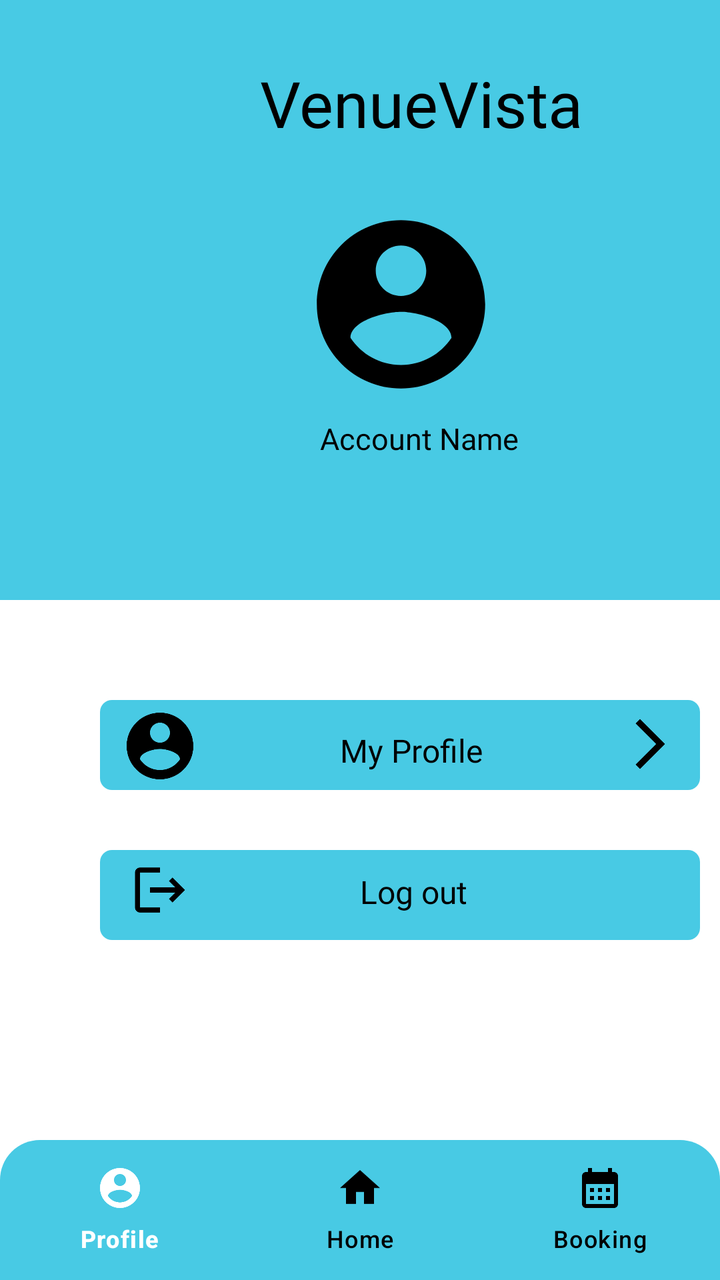
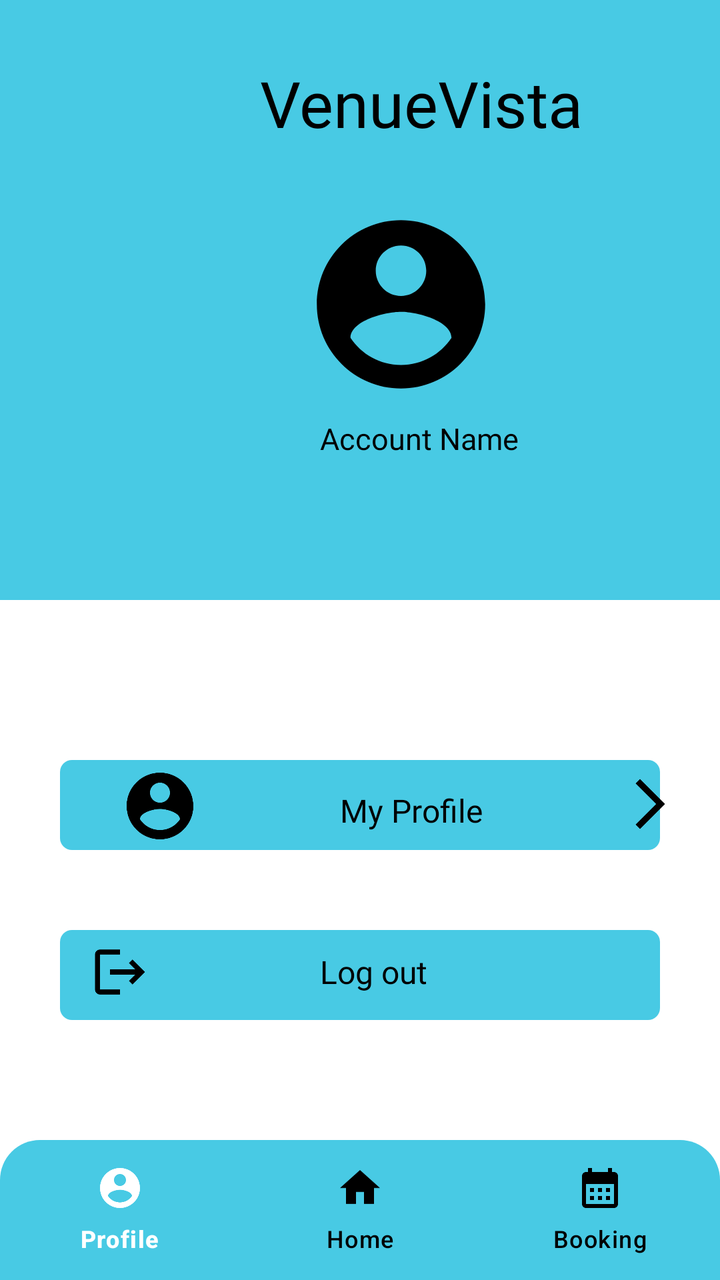

Screens rendered from an Android XML layout before and after an edit, with the pre-edit source and the edit as a unified diff.
<!-- AndroidManifest.xml: application theme Theme.VenueVista -->
<!-- res/layout/activiy_main_profile.xml -->
<?xml version="1.0" encoding="utf-8"?>
<RelativeLayout
    xmlns:android="http://schemas.android.com/apk/res/android"
    xmlns:app="http://schemas.android.com/apk/res-auto"
    xmlns:tools="http://schemas.android.com/tools"
    android:layout_width="match_parent"
    android:layout_height="match_parent"
    android:background="@color/white"
    tools:context=".MainProfileActivity">

    
    <Toolbar
        android:id="@+id/top_toolbar"
        android:layout_width="match_parent"
        android:layout_height="300dp"
        android:background="@color/lightblue" />


    <TextView
        android:layout_width="wrap_content"
        android:layout_height="wrap_content"
        android:layout_gravity="center"
        android:layout_marginTop="20dp"
        android:layout_marginLeft="120dp"
        android:fontFamily="@font/bree_serif"
        android:padding="10dp"
        android:text="VenueVista"
        android:textSize="32sp"
        android:textColor="@color/black"/>


    <ImageView
        android:id="@+id/profile"
        android:layout_width="101dp"
        android:layout_height="104dp"
        android:layout_marginLeft="150dp"
        android:background="@color/lightblue"
        android:layout_marginTop="100dp"
        android:layout_alignParentTop="true"
        android:src="@drawable/baseline_account_circle_24" />

    <FrameLayout
        android:id="@+id/box1"
        android:layout_width="300dp"
        android:layout_height="45dp"
        android:layout_marginLeft="50dp"
        android:layout_marginTop="50dp"
        android:layout_below="@id/top_toolbar"
        android:background="@drawable/booking_rounded"/>

    <ImageButton
        android:id="@+id/profile_button2"
        android:layout_width="wrap_content"
        android:layout_height="wrap_content"
        android:background="@color/lightblue"
        android:layout_marginLeft="60dp"
        android:layout_marginTop="53dp"
        android:layout_below="@id/top_toolbar"
        android:src="@drawable/baseline_account_circle_24" />

    <ImageButton
        android:id="@+id/proceed_button"
        android:layout_width="wrap_content"
        android:layout_height="wrap_content"
        android:layout_marginTop="57dp"
        android:layout_below="@id/top_toolbar"
        android:layout_marginLeft="310dp"
        android:contentDescription="Back"
        android:background="@drawable/baseline_arrow_forward_ios_24"
        android:clickable="true"
        android:focusable="true"/>

    <TextView
        android:id="@+id/accountname"
        android:layout_width="wrap_content"
        android:layout_height="wrap_content"
        android:layout_below="@+id/profile"
        android:fontFamily="@font/bree_serif"
        android:text="Account Name"
        android:padding="5dp"
        android:layout_marginLeft="155dp"
        android:textColor="@color/black"
        android:textSize="15sp" />

    <TextView
        android:id="@+id/myprofile"
        android:layout_width="wrap_content"
        android:layout_height="wrap_content"
        android:layout_below="@+id/accountname"
        android:layout_marginTop="130dp"
        android:fontFamily="@font/bree_serif"
        android:layout_marginLeft="170dp"
        android:text="My Profile"
        android:textColor="@color/black"
        android:textSize="16sp"
        android:clickable="true"
        android:focusable="true"/>


    <FrameLayout
        android:id="@+id/box3"
        android:layout_width="300dp"
        android:layout_height="45dp"
        android:layout_marginLeft="50dp"
        android:layout_marginTop="30dp"
        android:layout_below="@id/box1"
        android:background="@drawable/booking_rounded">

        <ImageButton
            android:id="@+id/logout_icon"
            android:layout_width="wrap_content"
            android:layout_height="wrap_content"
            android:layout_below="@+id/box2"
            android:layout_marginTop="5dp"
            android:layout_marginLeft="15dp"
            android:src="@drawable/baseline_logout_24"
            android:background="?attr/selectableItemBackgroundBorderless"
            android:contentDescription="Logout Icon"
            android:clickable="true"
            android:focusable="true"/>


        <TextView
            android:id="@+id/log_out"
            android:layout_width="wrap_content"
            android:layout_height="wrap_content"
            android:layout_marginLeft="130dp"
            android:layout_marginTop="10dp"
            android:fontFamily="@font/bree_serif"
            android:text="Log out"
            android:textColor="@color/black"
            android:textSize="16sp"
            android:clickable="true"
            android:focusable="true"/>

    </FrameLayout>

    
    <com.google.android.material.bottomnavigation.BottomNavigationView
        android:id="@+id/bottomNavigationView"
        android:layout_width="match_parent"
        android:layout_height="70dp"
        android:layout_alignParentBottom="true"
        android:background="@drawable/btm_navbar"
        app:menu="@menu/navigation_items"
        app:itemIconTint="@color/icons_color"
        app:itemTextColor="@drawable/btm_text"/>


</RelativeLayout>
<!-- resources referenced by this layout -->
<resources>
  <color name="black">#FF000000</color>
  <color name="lightblue">#48CAE4</color>
  <color name="white">#FFFFFFFF</color>
  <!-- drawable baseline_account_circle_24 (drawable) -->
  <vector xmlns:android="http://schemas.android.com/apk/res/android"
      android:height="40dp"
      android:tint="#000000"
      android:viewportHeight="24"
      android:viewportWidth="24"
      android:width="40dp">
        
      <path android:fillColor="@android:color/white"
          android:pathData="M12,2C6.48,2 2,6.48 2,12s4.48,10 10,10 10,-4.48 10,-10S17.52,2 12,2zM12,5c1.66,0 3,1.34 3,3s-1.34,3 -3,3 -3,-1.34 -3,-3 1.34,-3 3,-3zM12,19.2c-2.5,0 -4.71,-1.28 -6,-3.22 0.03,-1.99 4,-3.08 6,-3.08 1.99,0 5.97,1.09 6,3.08 -1.29,1.94 -3.5,3.22 -6,3.22z"/>
      
  </vector>
  <!-- drawable baseline_arrow_forward_ios_24 (drawable) -->
  <vector xmlns:android="http://schemas.android.com/apk/res/android"
      android:autoMirrored="true"
      android:height="30dp"
      android:tint="#000000"
      android:viewportHeight="24"
      android:viewportWidth="24"
      android:width="30dp">
        
      <path android:fillColor="@android:color/white" android:pathData="M6.23,20.23l1.77,1.77l10,-10l-10,-10l-1.77,1.77l8.23,8.23z"/>
      
  </vector>
  <!-- drawable baseline_logout_24 (drawable) -->
  <vector xmlns:android="http://schemas.android.com/apk/res/android"
      android:autoMirrored="true"
      android:height="30dp"
      android:tint="#000000"
      android:viewportHeight="24"
      android:viewportWidth="24"
      android:width="30dp">
        
      <path android:fillColor="@android:color/white" android:pathData="M17,7l-1.41,1.41L18.17,11H8v2h10.17l-2.58,2.58L17,17l5,-5zM4,5h8V3H4c-1.1,0 -2,0.9 -2,2v14c0,1.1 0.9,2 2,2h8v-2H4V5z"/>
      
  </vector>
  <!-- drawable booking_rounded (drawable) -->
  <?xml version="1.0" encoding="utf-8"?>
  <shape xmlns:android="http://schemas.android.com/apk/res/android">
      <solid android:color="@color/lightblue"/> 
      <corners android:topLeftRadius="6dp"
          android:topRightRadius="6dp"
          android:bottomLeftRadius="6dp"
          android:bottomRightRadius="6dp"/> 
  </shape>
  <!-- drawable btm_navbar (drawable) -->
  <?xml version="1.0" encoding="utf-8"?>
  <shape xmlns:android="http://schemas.android.com/apk/res/android">
  
      <solid android:color="@color/lightblue"/>
      <corners
          android:radius="0dp"
          android:topLeftRadius="20dp"
          android:topRightRadius="20dp"/>
  
  </shape>
  <!-- drawable btm_text (drawable) -->
  <?xml version="1.0" encoding="utf-8"?>
  <selector xmlns:android="http://schemas.android.com/apk/res/android">
  
      <item
          android:state_checked="true"
          android:color="@color/white"/>
  
      <item
          android:state_checked="false"
          android:color="@color/black"/>
  
  
  </selector>
  <style name="Theme.VenueVista" parent="Base.Theme.VenueVista" />
  <style name="Base.Theme.VenueVista" parent="Theme.Material3.DayNight.NoActionBar">
          
          <item name="colorPrimary">@color/blue</item> 
          <item name="colorButtonNormal">@color/lightblue</item> 
          <item name="colorSecondary">@color/black</item> 
          <item name="colorSecondaryContainer">@color/white</item>
          <item name="buttonIconTint">@color/lighterblue</item> 
      </style>
  <color name="blue">#0077B6</color>
  <color name="lighterblue">#4886E4</color>
</resources>

<!-- the commit's change to res/layout/activiy_main_profile.xml (unified diff, before → after) -->
@@ -43,10 +43,11 @@
         android:id="@+id/box1"
         android:layout_width="300dp"
         android:layout_height="45dp"
+        android:layout_below="@id/top_toolbar"
+        android:layout_centerInParent="true"
         android:layout_marginLeft="50dp"
-        android:layout_marginTop="50dp"
-        android:layout_below="@id/top_toolbar"
-        android:background="@drawable/booking_rounded"/>
+        android:layout_marginTop="80dp"
+        android:background="@drawable/booking_rounded" />
 
     <ImageButton
         android:id="@+id/profile_button2"
@@ -54,7 +55,7 @@
         android:layout_height="wrap_content"
         android:background="@color/lightblue"
         android:layout_marginLeft="60dp"
-        android:layout_marginTop="53dp"
+        android:layout_marginTop="83dp"
         android:layout_below="@id/top_toolbar"
         android:src="@drawable/baseline_account_circle_24" />
 
@@ -62,7 +63,7 @@
         android:id="@+id/proceed_button"
         android:layout_width="wrap_content"
         android:layout_height="wrap_content"
-        android:layout_marginTop="57dp"
+        android:layout_marginTop="87dp"
         android:layout_below="@id/top_toolbar"
         android:layout_marginLeft="310dp"
         android:contentDescription="Back"
@@ -87,7 +88,7 @@
         android:layout_width="wrap_content"
         android:layout_height="wrap_content"
         android:layout_below="@+id/accountname"
-        android:layout_marginTop="130dp"
+        android:layout_marginTop="160dp"
         android:fontFamily="@font/bree_serif"
         android:layout_marginLeft="170dp"
         android:text="My Profile"
@@ -102,8 +103,9 @@
         android:layout_width="300dp"
         android:layout_height="45dp"
         android:layout_marginLeft="50dp"
-        android:layout_marginTop="30dp"
+        android:layout_marginTop="40dp"
         android:layout_below="@id/box1"
+        android:layout_centerInParent="true"
         android:background="@drawable/booking_rounded">
 
         <ImageButton
@@ -111,7 +113,7 @@
             android:layout_width="wrap_content"
             android:layout_height="wrap_content"
             android:layout_below="@+id/box2"
-            android:layout_marginTop="5dp"
+            android:layout_marginTop="6dp"
             android:layout_marginLeft="15dp"
             android:src="@drawable/baseline_logout_24"
             android:background="?attr/selectableItemBackgroundBorderless"
